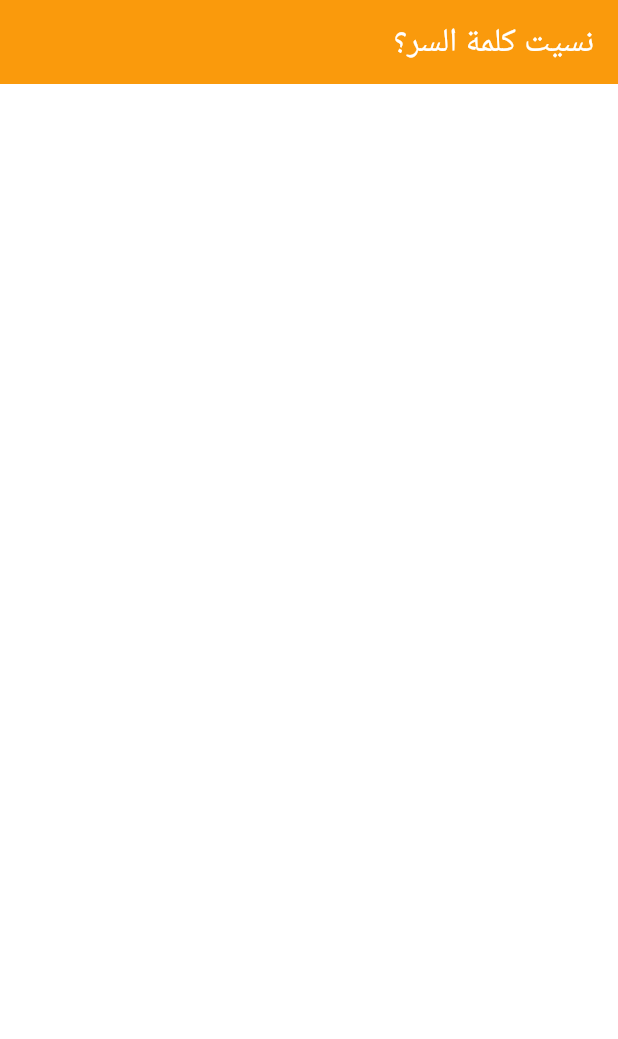
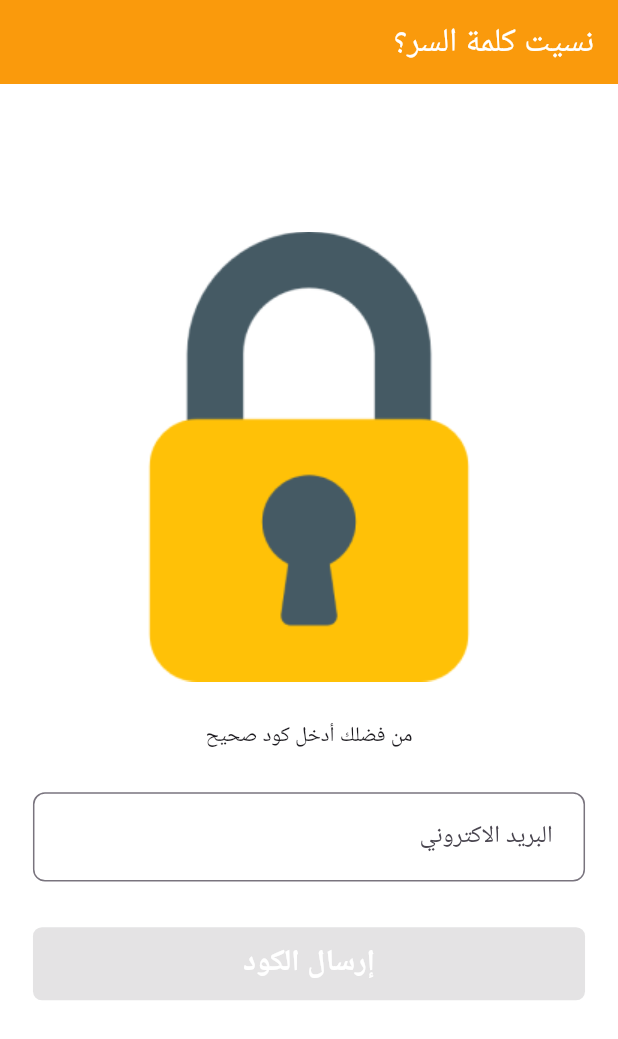
Before and after one commit to AbdelrahmanZeid/ChefApp, a Flutter app: the screen it shows after launch, on a phone screen of 412 x 824 dp. Shown: the top 1039 px of the screen. Run offline on Flutter 3.47's test engine with Material 3 defaults, Android fonts, the phone set to English and light mode, and no system bars; our stand-ins replace bloc, dartz, dio, flutter_bloc, flutter_screenutil, flutter_spinkit and 5 more; accounts and stored records are empty.

Commit message:
finish send code view body

```diff
--- a/lib/features/auth/presentation/views/send_code_view.dart
+++ b/lib/features/auth/presentation/views/send_code_view.dart
@@ -1,7 +1,12 @@
 import 'package:chef_app/core/utils/app_color.dart';
+import 'package:chef_app/core/utils/app_function.dart';
+import 'package:chef_app/core/utils/app_string.dart';
+import 'package:chef_app/core/utils/assets.dart';
+import 'package:chef_app/core/widgets/custom_elevated_button.dart';
+import 'package:chef_app/core/widgets/custom_text_form_field.dart';
 import 'package:chef_app/generated/l10n.dart';
 import 'package:flutter/material.dart';
-import 'package:flutter_bloc/flutter_bloc.dart';
+import 'package:flutter_screenutil/flutter_screenutil.dart';
 
 class SendCodeView extends StatelessWidget {
   const SendCodeView({super.key});
@@ -15,11 +20,56 @@ class SendCodeView extends StatelessWidget {
         backgroundColor: AppColors.primary,
         title: Text(
           S.of(context).forgetPassword,
-          style: TextStyle(
+          style: const TextStyle(
             color: Colors.white,
           ),
         ),
       ),
+      body: const SendCodeViewBody(),
     );
   }
 }
+
+class SendCodeViewBody extends StatelessWidget {
+  const SendCodeViewBody({super.key});
+
+  @override
+  Widget build(BuildContext context) {
+    return Padding(
+      padding: EdgeInsets.only(
+        top: 97.h,
+        left: 20.w,
+        right: 20.w,
+      ),
+      child: Column(
+        children: [
+          Center(
+            child: Image.asset(
+              Assets.assetsImagesLock,
+            ),
+          ),
+          addSpace(
+            26,
+          ),
+          Text(
+            S.of(context).pleaseEnterValidCode,
+          ),
+          addSpace(
+            26,
+          ),
+          CustomTextFormField(
+            controller: TextEditingController(),
+            hint: S.of(context).email,
+          ),
+          addSpace(
+            30,
+          ),
+          CustomElevatedButton(
+            bgColor: AppColors.primary,
+            title: S.of(context).sendResetLink,
+          ),
+        ],
+      ),
+    );
+  }
+}
--- a/lib/l10n/intl_ar.arb
+++ b/lib/l10n/intl_ar.arb
@@ -8,6 +8,7 @@
     "dontHaveAccount": "ليس لديك حساب ؟",
     "email": "البريد الاكتروني",
     "name": "الاسم",
+    "enterYourEmail": "ادخل بريدك وسوف نرسل لك الكود الخاص بك",
     "phone_number": "رقم الهاتف",
     "password": "كلمة المرور",
     "confirmPassword": "تأكيد كلمة المرور",
--- a/lib/l10n/intl_en.arb
+++ b/lib/l10n/intl_en.arb
@@ -60,6 +60,7 @@
     "pleaseEnterValidCode": "Please Enter Valid Code",
     "passwordChangedSucessfully": "Password Changed Sucessfully",
     "pleaseEnterValidNumber": "Please Enter Valid Number",
+    "enterYourEmail": "Enter Your mail and we will send you code to rest your password",
     "camera": "Camera",
     "gallery": "Gallery",
     "menu": "Menu",
```
Also changed, not shown: lib/features/auth/presentation/widgets/send_code_view_body.dart (added), lib/generated/intl/messages_ar.dart, lib/generated/intl/messages_en.dart, lib/generated/l10n.dart.
